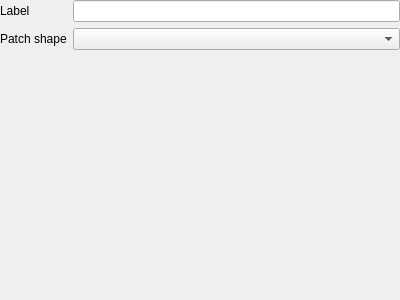
First picture: the form in src/ui/layout/qgslayoutlegendnodewidgetbase.ui, repository carsmie/QGIS, before the edit.
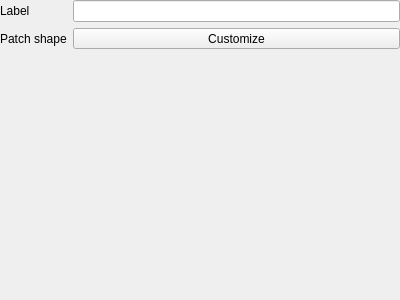
Second picture: the form after the edit. Custom widgets are drawn as their Qt base class.

Commit message:
[FEATURE][layouts] Allow configuring legend patch shapes by double-clicking on legend items
Allows users to set custom legend patch shapes for items by
entering a WKT string representing the patch geometry

Diff of the .ui file:
```diff
--- a/src/ui/layout/qgslayoutlegendnodewidgetbase.ui
+++ b/src/ui/layout/qgslayoutlegendnodewidgetbase.ui
@@ -57,7 +57,17 @@
     </widget>
    </item>
    <item row="1" column="1">
-    <widget class="QComboBox" name="mPatchShapeCombo"/>
+    <widget class="QgsLegendPatchShapeButton" name="mPatchShapeButton">
+     <property name="sizePolicy">
+      <sizepolicy hsizetype="Preferred" vsizetype="Preferred">
+       <horstretch>0</horstretch>
+       <verstretch>0</verstretch>
+      </sizepolicy>
+     </property>
+     <property name="text">
+      <string>Customize</string>
+     </property>
+    </widget>
    </item>
   </layout>
  </widget>
@@ -68,6 +78,11 @@
    <header>qgspanelwidget.h</header>
    <container>1</container>
   </customwidget>
+  <customwidget>
+   <class>QgsLegendPatchShapeButton</class>
+   <extends>QToolButton</extends>
+   <header>qgslegendpatchshapebutton.h</header>
+  </customwidget>
  </customwidgets>
  <resources/>
  <connections/>
```
Left out of the diff: 20 changed lines with no effect on the pictures. The commit also changes 16 other files.
